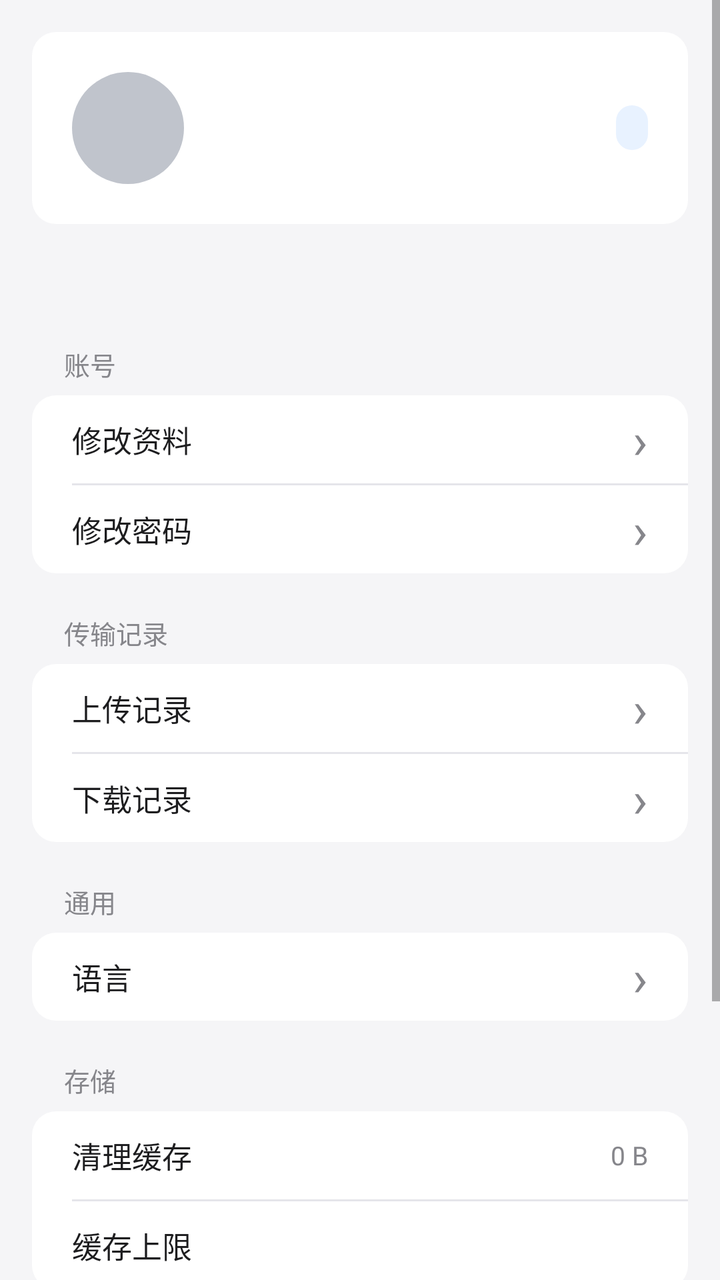
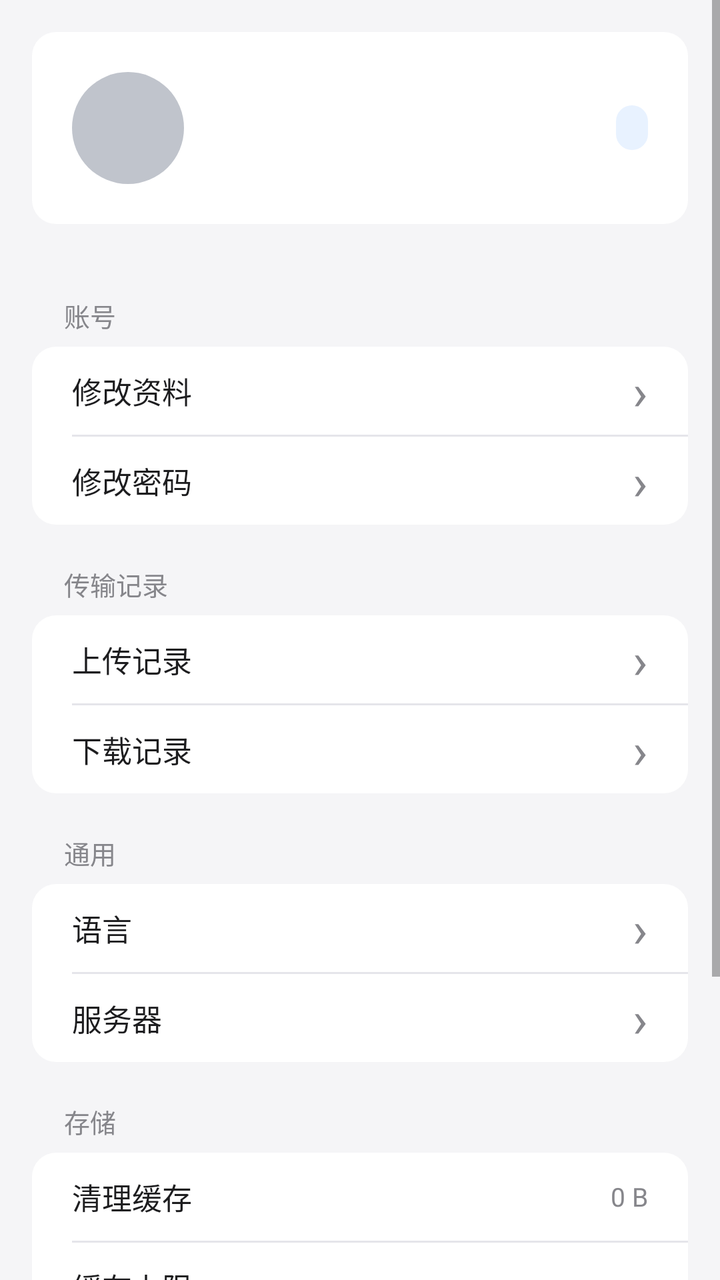

Screens rendered from an Android XML layout before and after an edit, with the pre-edit source and the edit as a unified diff.
<!-- AndroidManifest.xml: application theme Theme.BaiFlow -->
<!-- res/layout/fragment_mine.xml -->
<?xml version="1.0" encoding="utf-8"?>
<ScrollView xmlns:android="http://schemas.android.com/apk/res/android"
    xmlns:app="http://schemas.android.com/apk/res-auto"
    android:layout_width="match_parent"
    android:layout_height="match_parent"
    android:background="@color/background">

    <LinearLayout
        android:orientation="vertical"
        android:layout_width="match_parent"
        android:layout_height="wrap_content"
        android:padding="16dp">

        
        <LinearLayout
            android:orientation="horizontal"
            android:layout_width="match_parent"
            android:layout_height="wrap_content"
            android:gravity="center_vertical"
            android:background="@drawable/bg_card"
            android:padding="20dp"
            android:layout_marginBottom="16dp">

            <FrameLayout
                android:layout_width="56dp"
                android:layout_height="56dp">

                <TextView
                    android:id="@+id/tvAvatar"
                    android:layout_width="match_parent"
                    android:layout_height="match_parent"
                    android:gravity="center"
                    android:textSize="24sp"
                    android:textColor="@color/white"
                    android:background="@drawable/bg_avatar" />

                <ImageView
                    android:id="@+id/ivAvatar"
                    android:layout_width="match_parent"
                    android:layout_height="match_parent"
                    android:scaleType="centerCrop"
                    android:clipToOutline="true"
                    android:background="@drawable/bg_avatar_border"
                    android:visibility="gone"
                    android:contentDescription="@string/mine_change_avatar" />
            </FrameLayout>

            <LinearLayout
                android:orientation="vertical"
                android:layout_width="0dp"
                android:layout_height="wrap_content"
                android:layout_weight="1"
                android:layout_marginStart="16dp">

                <TextView
                    android:id="@+id/tvDisplayName"
                    android:layout_width="wrap_content"
                    android:layout_height="wrap_content"
                    android:textSize="18sp"
                    android:textStyle="bold"
                    android:textColor="@color/text_primary" />

                <TextView
                    android:id="@+id/tvUsername"
                    android:layout_width="wrap_content"
                    android:layout_height="wrap_content"
                    android:textSize="13sp"
                    android:textColor="@color/text_secondary"
                    android:layout_marginTop="4dp" />
            </LinearLayout>

            <TextView
                android:id="@+id/tvRole"
                android:layout_width="wrap_content"
                android:layout_height="wrap_content"
                android:textSize="12sp"
                android:textColor="@color/accent"
                android:background="@drawable/bg_role_tag"
                android:paddingStart="8dp"
                android:paddingEnd="8dp"
                android:paddingTop="3dp"
                android:paddingBottom="3dp" />
        </LinearLayout>

        
        <TextView
            android:id="@+id/tvMode"
            android:layout_width="wrap_content"
            android:layout_height="wrap_content"
            android:textSize="12sp"
            android:textColor="@color/text_secondary"
            android:layout_marginStart="4dp"
            android:layout_marginBottom="8dp" />

        
        <TextView
            style="@style/Ios.SectionTitle"
            android:text="@string/mine_section_account" />

        <LinearLayout
            android:orientation="vertical"
            android:layout_width="match_parent"
            android:layout_height="wrap_content"
            android:background="@drawable/bg_card">

            <LinearLayout
                android:id="@+id/rowProfile"
                android:orientation="horizontal"
                android:layout_width="match_parent"
                android:layout_height="44dp"
                android:gravity="center_vertical"
                android:paddingStart="20dp"
                android:paddingEnd="20dp"
                android:foreground="@drawable/bg_ripple_top">

                <TextView
                    android:layout_width="0dp"
                    android:layout_height="wrap_content"
                    android:layout_weight="1"
                    android:text="@string/mine_profile"
                    android:textSize="15sp"
                    android:textColor="@color/text_primary" />

                <TextView
                    android:layout_width="wrap_content"
                    android:layout_height="wrap_content"
                    android:text="›"
                    android:textSize="25sp"
                    android:textColor="@color/text_secondary" />
            </LinearLayout>

            <View
                android:layout_width="match_parent"
                android:layout_height="1dp"
                android:layout_marginStart="20dp"
                android:background="@color/divider" />

            <LinearLayout
                android:id="@+id/rowPassword"
                android:orientation="horizontal"
                android:layout_width="match_parent"
                android:layout_height="44dp"
                android:gravity="center_vertical"
                android:paddingStart="20dp"
                android:paddingEnd="20dp"
                android:foreground="@drawable/bg_ripple_bottom">

                <TextView
                    android:layout_width="0dp"
                    android:layout_height="wrap_content"
                    android:layout_weight="1"
                    android:text="@string/mine_password"
                    android:textSize="15sp"
                    android:textColor="@color/text_primary" />

                <TextView
                    android:layout_width="wrap_content"
                    android:layout_height="wrap_content"
                    android:text="›"
                    android:textSize="25sp"
                    android:textColor="@color/text_secondary" />
            </LinearLayout>
        </LinearLayout>

        
        <TextView
            style="@style/Ios.SectionTitle"
            android:text="@string/mine_section_records" />

        <LinearLayout
            android:orientation="vertical"
            android:layout_width="match_parent"
            android:layout_height="wrap_content"
            android:background="@drawable/bg_card">

            <LinearLayout
                android:id="@+id/rowUploadRecords"
                android:orientation="horizontal"
                android:layout_width="match_parent"
                android:layout_height="44dp"
                android:gravity="center_vertical"
                android:paddingStart="20dp"
                android:paddingEnd="20dp"
                android:foreground="@drawable/bg_ripple_bottom">

                <TextView
                    android:layout_width="0dp"
                    android:layout_height="wrap_content"
                    android:layout_weight="1"
                    android:text="@string/mine_upload_records"
                    android:textSize="15sp"
                    android:textColor="@color/text_primary" />

                <TextView
                    android:layout_width="wrap_content"
                    android:layout_height="wrap_content"
                    android:text="›"
                    android:textSize="25sp"
                    android:textColor="@color/text_secondary" />
            </LinearLayout>

            <View
                android:layout_width="match_parent"
                android:layout_height="1dp"
                android:layout_marginStart="20dp"
                android:background="@color/divider" />

            <LinearLayout
                android:id="@+id/rowDownloadRecords"
                android:orientation="horizontal"
                android:layout_width="match_parent"
                android:layout_height="44dp"
                android:gravity="center_vertical"
                android:paddingStart="20dp"
                android:paddingEnd="20dp"
                android:foreground="@drawable/bg_ripple_bottom">

                <TextView
                    android:layout_width="0dp"
                    android:layout_height="wrap_content"
                    android:layout_weight="1"
                    android:text="@string/mine_download_records"
                    android:textSize="15sp"
                    android:textColor="@color/text_primary" />

                <TextView
                    android:layout_width="wrap_content"
                    android:layout_height="wrap_content"
                    android:text="›"
                    android:textSize="25sp"
                    android:textColor="@color/text_secondary" />
            </LinearLayout>
        </LinearLayout>

        
        <TextView
            style="@style/Ios.SectionTitle"
            android:text="@string/mine_section_general" />

        <LinearLayout
            android:orientation="vertical"
            android:layout_width="match_parent"
            android:layout_height="wrap_content"
            android:background="@drawable/bg_card">

            <LinearLayout
                android:id="@+id/rowLanguage"
                android:orientation="horizontal"
                android:layout_width="match_parent"
                android:layout_height="44dp"
                android:gravity="center_vertical"
                android:paddingStart="20dp"
                android:paddingEnd="20dp"
                android:foreground="@drawable/bg_ripple_bottom">

                <TextView
                    android:layout_width="0dp"
                    android:layout_height="wrap_content"
                    android:layout_weight="1"
                    android:text="@string/mine_language"
                    android:textSize="15sp"
                    android:textColor="@color/text_primary" />

                <TextView
                    android:layout_width="wrap_content"
                    android:layout_height="wrap_content"
                    android:text="›"
                    android:textSize="25sp"
                    android:textColor="@color/text_secondary" />
            </LinearLayout>
        </LinearLayout>

        
        <TextView
            style="@style/Ios.SectionTitle"
            android:text="@string/mine_section_storage" />

        <LinearLayout
            android:orientation="vertical"
            android:layout_width="match_parent"
            android:layout_height="wrap_content"
            android:background="@drawable/bg_card">

            <LinearLayout
                android:id="@+id/rowClearCache"
                android:orientation="horizontal"
                android:layout_width="match_parent"
                android:layout_height="44dp"
                android:gravity="center_vertical"
                android:paddingStart="20dp"
                android:paddingEnd="20dp"
                android:foreground="@drawable/bg_ripple_top">

                <TextView
                    android:layout_width="0dp"
                    android:layout_height="wrap_content"
                    android:layout_weight="1"
                    android:text="@string/mine_clear_cache"
                    android:textSize="15sp"
                    android:textColor="@color/text_primary" />

                <TextView
                    android:id="@+id/tvCacheSize"
                    android:layout_width="wrap_content"
                    android:layout_height="wrap_content"
                    android:textSize="13sp"
                    android:textColor="@color/text_secondary"
                    android:text="0 B" />
            </LinearLayout>

            <View
                android:layout_width="match_parent"
                android:layout_height="1dp"
                android:layout_marginStart="20dp"
                android:background="@color/divider" />

            <LinearLayout
                android:id="@+id/rowCacheLimit"
                android:orientation="horizontal"
                android:layout_width="match_parent"
                android:layout_height="44dp"
                android:gravity="center_vertical"
                android:paddingStart="20dp"
                android:paddingEnd="20dp"
                android:foreground="@drawable/bg_ripple_bottom">

                <TextView
                    android:layout_width="0dp"
                    android:layout_height="wrap_content"
                    android:layout_weight="1"
                    android:text="@string/mine_cache_limit"
                    android:textSize="15sp"
                    android:textColor="@color/text_primary" />

                <TextView
                    android:id="@+id/tvCacheLimit"
                    android:layout_width="wrap_content"
                    android:layout_height="wrap_content"
                    android:textSize="13sp"
                    android:textColor="@color/text_secondary" />
            </LinearLayout>
        </LinearLayout>

        
        <TextView
            style="@style/Ios.SectionTitle"
            android:text="@string/mine_section_sync" />

        <LinearLayout
            android:orientation="vertical"
            android:layout_width="match_parent"
            android:layout_height="wrap_content"
            android:background="@drawable/bg_card">

            <LinearLayout
                android:id="@+id/rowSync"
                android:orientation="horizontal"
                android:layout_width="match_parent"
                android:layout_height="44dp"
                android:gravity="center_vertical"
                android:paddingStart="20dp"
                android:paddingEnd="20dp"
                android:foreground="@drawable/bg_ripple_bottom">

                <TextView
                    android:layout_width="0dp"
                    android:layout_height="wrap_content"
                    android:layout_weight="1"
                    android:text="@string/mine_sync"
                    android:textSize="15sp"
                    android:textColor="@color/text_primary" />
            </LinearLayout>
        </LinearLayout>

        
        <TextView
            android:id="@+id/tvSyncStatus"
            android:layout_width="wrap_content"
            android:layout_height="wrap_content"
            android:layout_marginStart="20dp"
            android:layout_marginTop="6dp"
            android:textSize="12sp"
            android:textColor="@color/text_secondary"
            android:visibility="gone" />

        
        <com.google.android.material.button.MaterialButton
            android:id="@+id/btnLogout"
            style="@style/Ios.Button.DangerOutline"
            android:layout_width="match_parent"
            android:layout_height="44dp"
            android:layout_marginTop="24dp"
            android:text="@string/mine_logout" />

    </LinearLayout>
</ScrollView>
<!-- resources referenced by this layout -->
<resources>
  <color name="accent">#007AFF</color>
  <color name="background">#F5F5F7</color>
  <color name="divider">#E5E5EA</color>
  <color name="text_primary">#1D1D1F</color>
  <color name="text_secondary">#86868B</color>
  <color name="white">#FFFFFF</color>
  <!-- drawable bg_avatar (drawable) -->
  <?xml version="1.0" encoding="utf-8"?>
  <shape xmlns:android="http://schemas.android.com/apk/res/android"
      android:shape="oval">
      <solid android:color="@color/avatar_bg" />
  </shape>
  <!-- drawable bg_avatar_border (drawable) -->
  <?xml version="1.0" encoding="utf-8"?>
  <shape xmlns:android="http://schemas.android.com/apk/res/android"
      android:shape="oval">
      <solid android:color="@android:color/transparent" />
      <stroke
          android:width="1dp"
          android:color="@color/background" />
  </shape>
  <!-- drawable bg_card (drawable) -->
  <?xml version="1.0" encoding="utf-8"?>
  <shape xmlns:android="http://schemas.android.com/apk/res/android"
      android:shape="rectangle">
      <solid android:color="@color/white" />
      <corners android:radius="12dp" />
  </shape>
  <!-- drawable bg_ripple_top (drawable) -->
  <?xml version="1.0" encoding="utf-8"?>
  <ripple xmlns:android="http://schemas.android.com/apk/res/android"
      android:color="#33000000">
      <item android:drawable="@android:color/transparent" />
      <item android:id="@android:id/mask">
          <shape android:shape="rectangle">
              <corners
                  android:topLeftRadius="12dp"
                  android:topRightRadius="12dp" />
              <solid android:color="#FFFFFF" />
          </shape>
      </item>
  </ripple>
  <!-- drawable bg_role_tag (drawable) -->
  <?xml version="1.0" encoding="utf-8"?>
  <shape xmlns:android="http://schemas.android.com/apk/res/android"
      android:shape="rectangle">
      <solid android:color="#E8F2FF" />
      <corners android:radius="10dp" />
  </shape>
  <string name="mine_cache_limit">缓存上限</string>
  <string name="mine_change_avatar">更换头像</string>
  <string name="mine_clear_cache">清理缓存</string>
  <string name="mine_download_records">下载记录</string>
  <string name="mine_language">语言</string>
  <string name="mine_logout">退出登录</string>
  <string name="mine_password">修改密码</string>
  <string name="mine_profile">修改资料</string>
  <string name="mine_section_account">账号</string>
  <string name="mine_section_general">通用</string>
  <string name="mine_section_records">传输记录</string>
  <string name="mine_section_storage">存储</string>
  <string name="mine_section_sync">同步</string>
  <string name="mine_sync">立即同步</string>
  <string name="mine_upload_records">上传记录</string>
  <style name="Ios.Button.DangerOutline">
          <item name="backgroundTint">@color/white</item>
          <item name="android:textColor">@color/danger</item>
          <item name="android:stateListAnimator">@null</item>
      </style>
  <style name="Ios.SectionTitle">
          <item name="android:textSize">13sp</item>
          <item name="android:textColor">@color/text_secondary</item>
          <item name="android:layout_width">wrap_content</item>
          <item name="android:layout_height">wrap_content</item>
          <item name="android:layout_marginStart">16dp</item>
          <item name="android:layout_marginTop">20dp</item>
          <item name="android:layout_marginBottom">6dp</item>
      </style>
  <color name="avatar_bg">#C0C4CC</color>
  <color name="danger">#FF3B30</color>
  <color name="primary">#007AFF</color>
  <color name="primary_dark">#0066D6</color>
  <style name="ThemeOverlay.BaiFlow.Dialog" parent="ThemeOverlay.MaterialComponents.MaterialAlertDialog">
          <item name="shapeAppearanceOverlay">@style/ShapeAppearance.BaiFlow.Dialog</item>
      </style>
  <style name="ShapeAppearance.BaiFlow.Dialog" parent="ShapeAppearance.MaterialComponents.LargeComponent">
          <item name="cornerFamily">rounded</item>
          <item name="cornerSize">16dp</item>
      </style>
  <!-- unchanged entries left out for length: 2 -->
</resources>

<!-- the commit's change to res/layout/fragment_mine.xml (unified diff, before → after) -->
@@ -84,16 +84,6 @@
 
         
         <TextView
-            android:id="@+id/tvMode"
-            android:layout_width="wrap_content"
-            android:layout_height="wrap_content"
-            android:textSize="12sp"
-            android:textColor="@color/text_secondary"
-            android:layout_marginStart="4dp"
-            android:layout_marginBottom="8dp" />
-
-        
-        <TextView
             style="@style/Ios.SectionTitle"
             android:text="@string/mine_section_account" />
 
@@ -260,6 +250,49 @@
                     android:text="@string/mine_language"
                     android:textSize="15sp"
                     android:textColor="@color/text_primary" />
+
+                <TextView
+                    android:layout_width="wrap_content"
+                    android:layout_height="wrap_content"
+                    android:text="›"
+                    android:textSize="25sp"
+                    android:textColor="@color/text_secondary" />
+            </LinearLayout>
+
+            <View
+                android:layout_width="match_parent"
+                android:layout_height="1dp"
+                android:layout_marginStart="20dp"
+                android:background="@color/divider" />
+
+            <LinearLayout
+                android:id="@+id/rowServer"
+                android:orientation="horizontal"
+                android:layout_width="match_parent"
+                android:layout_height="44dp"
+                android:gravity="center_vertical"
+                android:paddingStart="20dp"
+                android:paddingEnd="20dp"
+                android:foreground="@drawable/bg_ripple_bottom">
+
+                <TextView
+                    android:layout_width="0dp"
+                    android:layout_height="wrap_content"
+                    android:layout_weight="1"
+                    android:text="@string/mine_server"
+                    android:textSize="15sp"
+                    android:textColor="@color/text_primary" />
+
+                <TextView
+                    android:id="@+id/tvServer"
+                    android:layout_width="wrap_content"
+                    android:layout_height="wrap_content"
+                    android:layout_marginEnd="8dp"
+                    android:maxWidth="180dp"
+                    android:singleLine="true"
+                    android:ellipsize="middle"
+                    android:textSize="13sp"
+                    android:textColor="@color/text_secondary" />
 
                 <TextView
                     android:layout_width="wrap_content"
<!-- resource entries referenced after the edit -->
@@ -62,6 +62,7 @@
   <string name="mine_section_records">传输记录</string>
   <string name="mine_section_storage">存储</string>
   <string name="mine_section_sync">同步</string>
+  <string name="mine_server">服务器</string>
   <string name="mine_sync">立即同步</string>
   <string name="mine_upload_records">上传记录</string>
   <style name="Ios.Button.DangerOutline">
